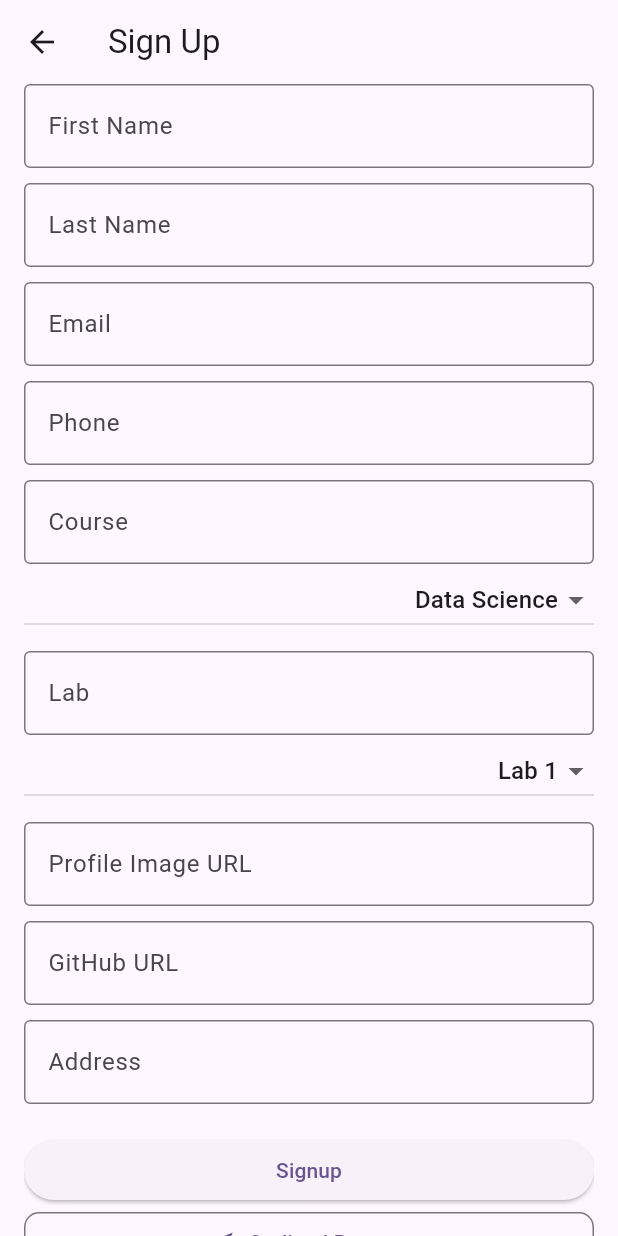
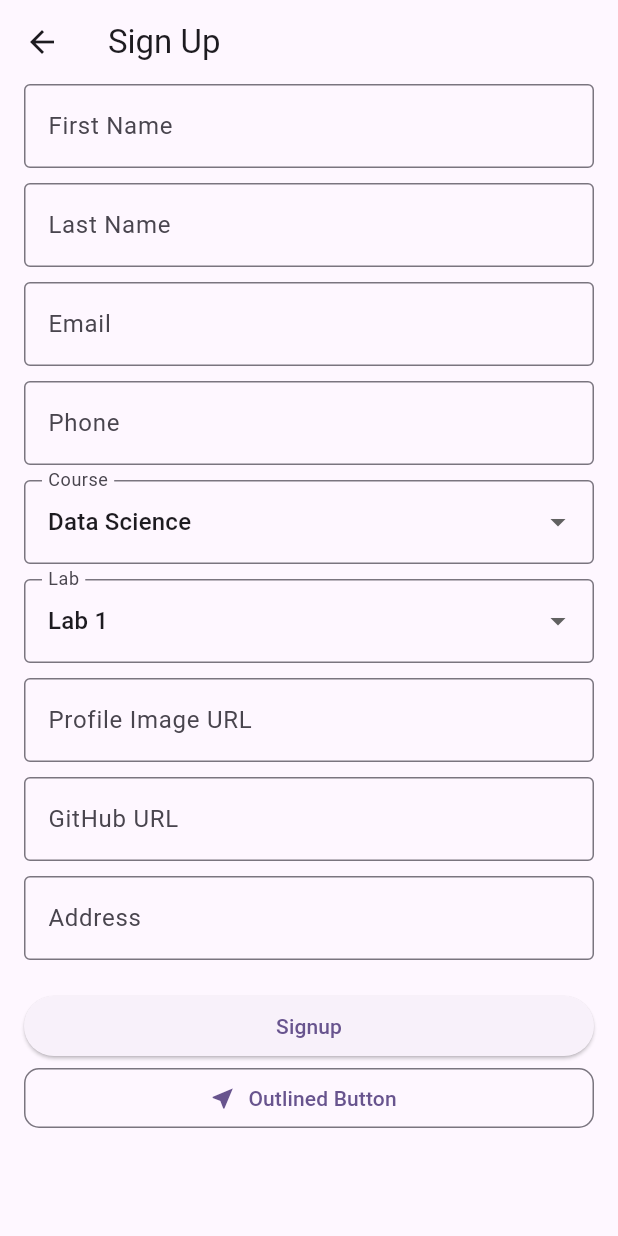
Before and after one commit to engagetitus/fluttermodcom, a Flutter app: the SignupScreen screen opened directly, on a phone screen of 412 x 824 dp. Run offline on Flutter 3.47's test engine with Material 3 defaults, Android fonts, the light colour scheme and no system bars; our stand-ins replace email_validator.

Commit message:
Lesson 20, Task

```diff
--- a/main/lms/lib/screens/components/dropdown.dart
+++ b/main/lms/lib/screens/components/dropdown.dart
@@ -28,12 +28,13 @@ var labz = List.generate(9, (index) => 'Lab ${index + 1}');
 
 DropdownButtonFormField customDrop(String input, String selected,
     List<String> list, Function(dynamic)? setValue) {
-  return DropdownButtonFormField(
+  return DropdownButtonFormField<String>(
       isExpanded: true,
       enableFeedback: true,
+      hint: Text("select $input"),
       value: selected,
       items: courses.map((String item) {
-        return DropdownMenuItem(
+        return DropdownMenuItem<String>(
             alignment: Alignment.centerRight,
             enabled: selected != item,
             value: item,
--- a/main/lms/lib/screens/signup.dart
+++ b/main/lms/lib/screens/signup.dart
@@ -1,5 +1,6 @@
 import 'package:flutter/material.dart';
 import 'package:lms/screens/components/dropdown.dart';
+import 'package:lms/screens/profile.dart';
 
 class SignupScreen extends StatefulWidget {
   const SignupScreen({super.key});
@@ -9,9 +10,8 @@ class SignupScreen extends StatefulWidget {
 }
 
 class _SignupScreenState extends State<SignupScreen> {
-  // String? Function(String?)? validator
   String selectedLab = labz[0];
-  String selectedCourse = courses[0]; //Set the initial selected value
+  String selectedCourse = courses[0];
   final _formKey = GlobalKey<FormState>();
   final TextEditingController _firstnameController = TextEditingController();
   final TextEditingController _lastnameController = TextEditingController();
@@ -40,80 +40,53 @@ class _SignupScreenState extends State<SignupScreen> {
             children: <Widget>[
               _buildTextField(_firstnameController, 'First Name'),
               const SizedBox(height: 10),
-
               _buildTextField(_lastnameController, 'Last Name'),
               const SizedBox(height: 10),
-
               _buildTextField(_emailController, 'Email'),
               const SizedBox(height: 10),
-
               _buildTextField(_phoneController, 'Phone'),
               const SizedBox(height: 10),
-
-              _buildTextField(_courseController, 'Course'),
-              DropdownButton(
-                  isExpanded: true,
-                  enableFeedback: true,
-                  value: selectedCourse,
-                  items: courses.map((String item) {
-                    return DropdownMenuItem(
-                        alignment: Alignment.centerRight,
-                        enabled: selectedCourse != item,
-                        value: item,
-                        child: Text(item));
-                  }).toList(),
-                  onChanged: (String? newValue) {
+              _buildDropdown(courses, selectedCourse, 'Course', (newValue) {
                 setState(() {
                   selectedCourse = newValue!;
                 });
               }),
               const SizedBox(height: 10),
-
-              _buildTextField(_labController, 'Lab'),
-              DropdownButton(
-                  isExpanded: true,
-                  enableFeedback: true,
-                  value: selectedLab,
-                  items: labz.map((String item) {
-                    return DropdownMenuItem(
-                        alignment: Alignment.centerRight,
-                        enabled: selectedLab != item,
-                        value: item,
-                        child: Text(item));
-                  }).toList(),
-                  onChanged: (String? newValue) {
+              _buildDropdown(labz, selectedLab, 'Lab', (newValue) {
                 setState(() {
                   selectedLab = newValue!;
                 });
               }),
               const SizedBox(height: 10),
-
               _buildTextField(_profileImageController, 'Profile Image URL'),
               const SizedBox(height: 10),
-
               _buildTextField(_githubController, 'GitHub URL'),
               const SizedBox(height: 10),
-
               _buildTextField(_addressController, 'Address'),
               const SizedBox(height: 20),
-
               ElevatedButton(
                 onPressed: () {
                   if (_formKey.currentState!.validate()) {
-                    // Process data
+                    Navigator.push(
+                      context,
+                      MaterialPageRoute(
+                        builder: (context) => ProfileScreen(
+                          firstname: _firstnameController.text,
+                          lastname: _lastnameController.text,
+                          email: _emailController.text,
+                          phone: _phoneController.text,
+                          course: selectedCourse,
+                          lab: selectedLab,
+                          profileImage: _profileImageController.text,
+                          github: _githubController.text,
+                          address: _addressController.text,
+                        ),
+                      ),
+                    );
                   }
                 },
                 child: const Text('Signup'),
               ),
-              // ElevatedButton.icon(
-              //   style: const ButtonStyle(
-              //     shape: WidgetStatePropertyAll(RoundedRectangleBorder()),
-              //     backgroundColor: WidgetStatePropertyAll(Colors.amber),
-              //   ),
-              //   icon: const Icon(Icons.near_me),
-              //   onPressed: () {},
-              //   label: const Text("Elevetad Button"),
-              // ),
               OutlinedButton.icon(
                 style: const ButtonStyle(
                   shape: WidgetStatePropertyAll(RoundedRectangleBorder(
@@ -146,6 +119,29 @@ class _SignupScreenState extends State<SignupScreen> {
     );
   }
 
+  Widget _buildDropdown(List<String> items, String selectedItem, String label, ValueChanged<String?> onChanged) {
+    return DropdownButtonFormField<String>(
+      decoration: InputDecoration(
+        labelText: label,
+        border: OutlineInputBorder(),
+      ),
+      value: selectedItem,
+      onChanged: onChanged,
+      items: items.map<DropdownMenuItem<String>>((String value) {
+        return DropdownMenuItem<String>(
+          value: value,
+          child: Text(value),
+        );
+      }).toList(),
+      validator: (value) {
+        if (value == null) {
+          return 'Please select a $label';
+        }
+        return null;
+      },
+    );
+  }
+
   @override
   void dispose() {
     _firstnameController.dispose();
```
Also changed, not shown: main/lms/lib/screens/login.dart (+4 -5 lines), main/lms/lib/screens/profile.dart (+32 -11 lines), 3 other files. Lines whose indentation alone changed are shown as unchanged.
